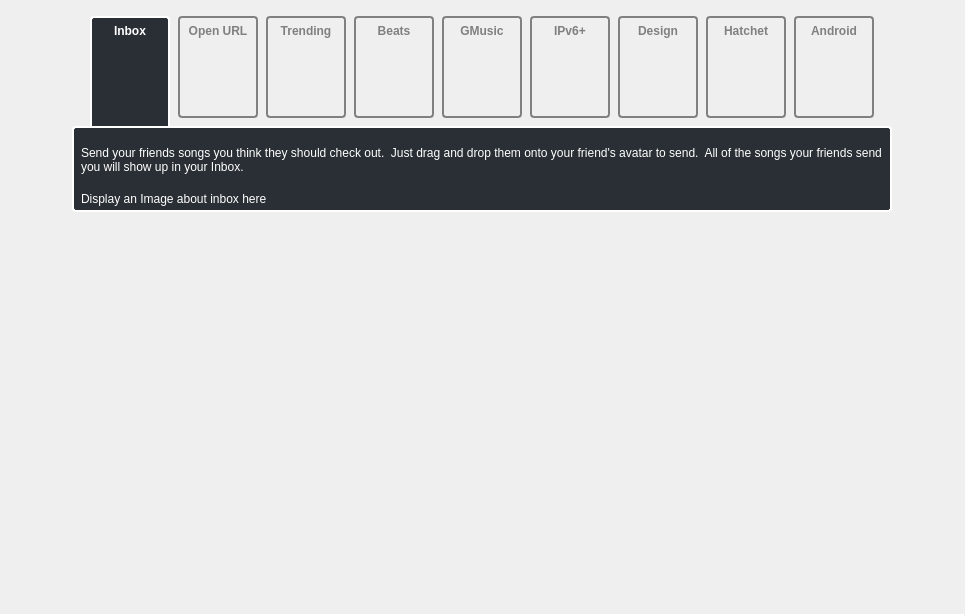
This is src/viewpages/whatsnew_0_8/WhatsNewWidget_0_8.ui in tomahawk-player/tomahawk as Qt 5 draws it before an edit. The edited form follows.
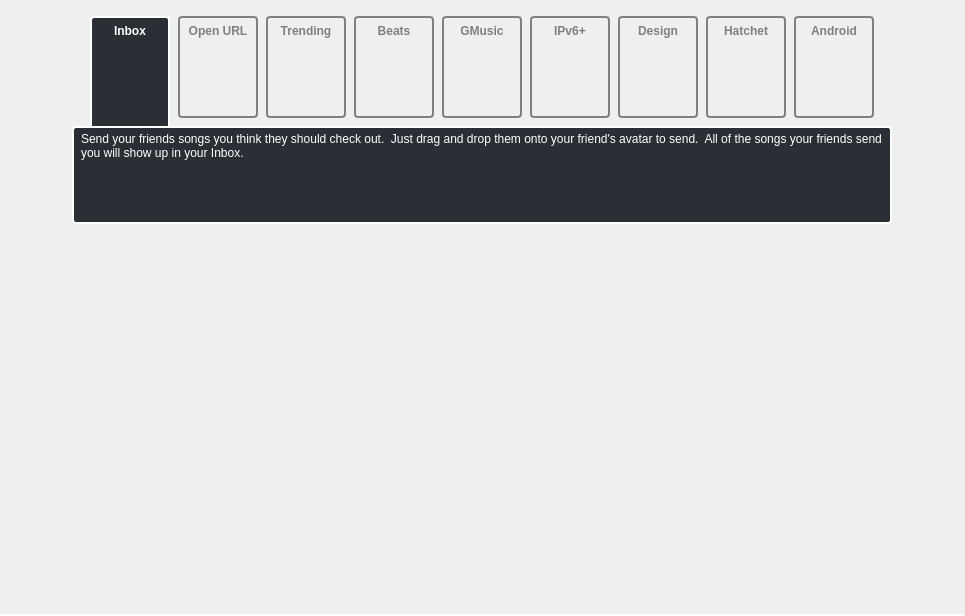
This is the edited form. The open tabs and pages were chosen to show the change. Icons and pictures are not drawn. Custom widgets are drawn as their Qt base class.

Commit message: [whatsnew] Add inbox image

Diff of the .ui file:
```diff
--- a/src/viewpages/whatsnew_0_8/WhatsNewWidget_0_8.ui
+++ b/src/viewpages/whatsnew_0_8/WhatsNewWidget_0_8.ui
@@ -769,6 +769,19 @@
              </widget>
             </item>
             <item>
+             <spacer name="verticalSpacer_2">
+              <property name="orientation">
+               <enum>Qt::Vertical</enum>
+              </property>
+              <property name="sizeHint" stdset="0">
+               <size>
+                <width>20</width>
+                <height>40</height>
+               </size>
+              </property>
+             </spacer>
+            </item>
+            <item alignment="Qt::AlignHCenter">
              <widget class="QLabel" name="label">
               <property name="sizePolicy">
                <sizepolicy hsizetype="Preferred" vsizetype="Fixed">
@@ -777,7 +790,10 @@
                </sizepolicy>
               </property>
               <property name="text">
-               <string>Display an Image about inbox here</string>
+               <string/>
+              </property>
+              <property name="pixmap">
+               <pixmap resource="resources.qrc">:/whatsnew_0_8/data/images/inbox-screenshot.png</pixmap>
               </property>
              </widget>
             </item>
```
Left out of the diff: 6 changed lines with no effect on the pictures. The commit also changes 2 other files.
